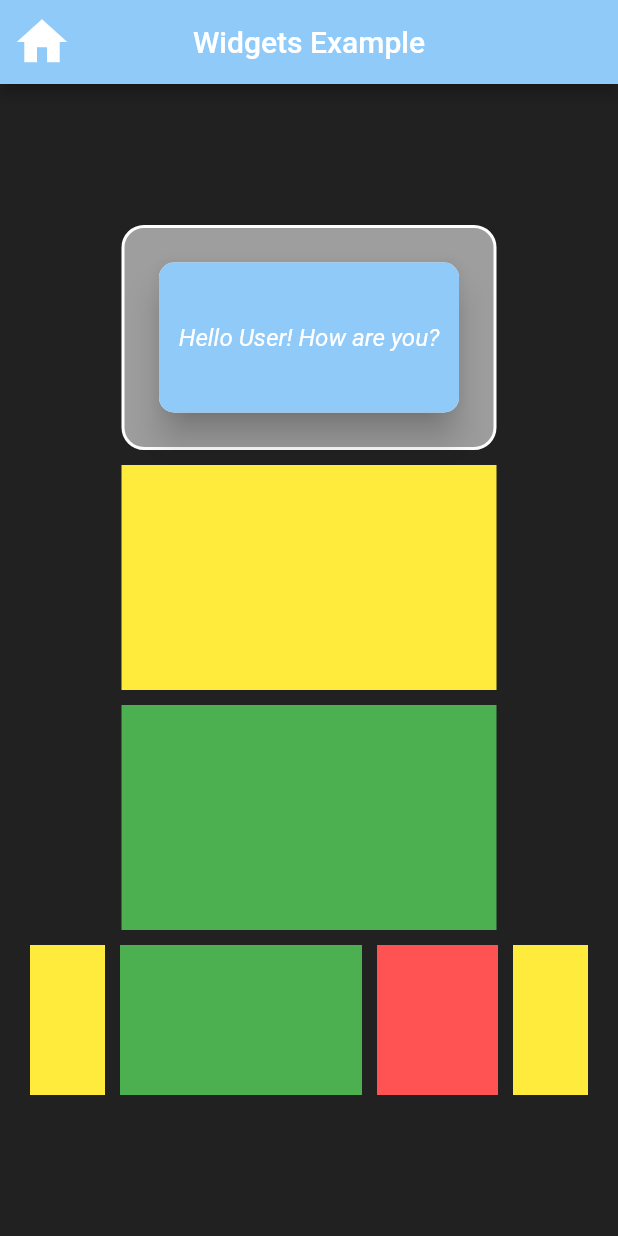
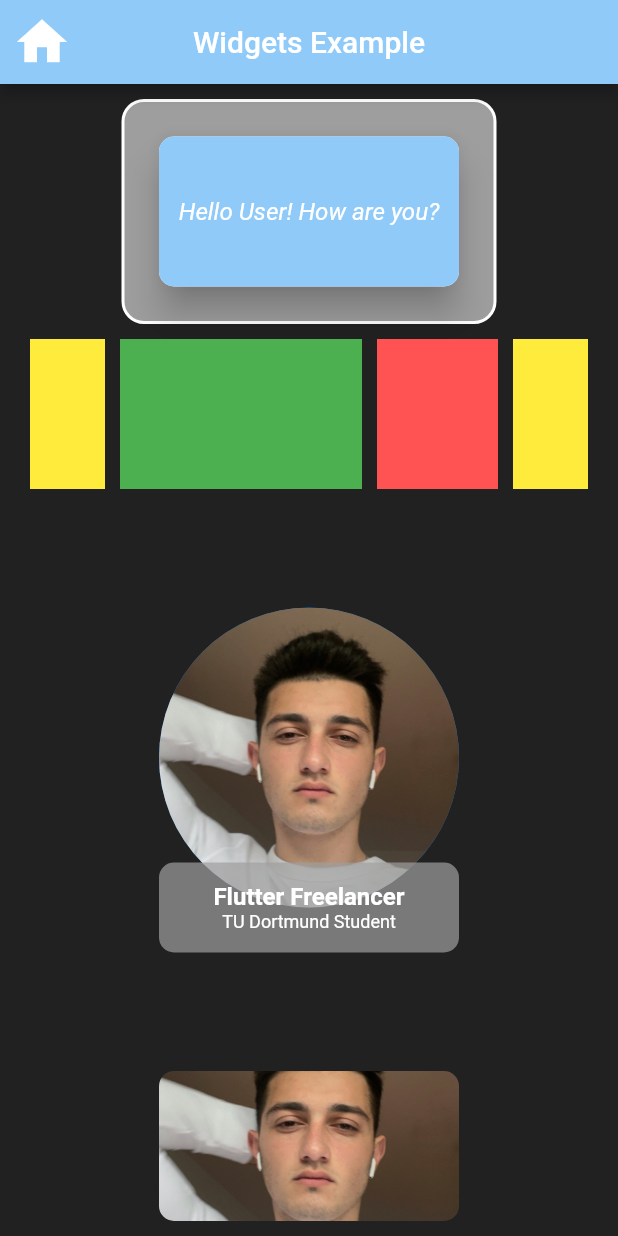
Before and after one commit to dpaguba/dart-flutter, a Flutter app: the screen it shows after launch, on a phone screen of 412 x 824 dp. Run offline on Flutter 3.47's test engine with Material 2 defaults, Android fonts, the light colour scheme and no system bars; Roboto replaces fonts that are missing (Rubik).

Commit message:
learned assets, Images, Stack

```diff
--- /dev/null
+++ b/my_app/lib/presentation/widgets_examples/widgets/profile_picture.dart
@@ -0,0 +1,58 @@
+import 'package:flutter/material.dart';
+import 'package:flutter/src/foundation/key.dart';
+import 'package:flutter/src/widgets/framework.dart';
+
+class ProfilePicture extends StatelessWidget {
+  const ProfilePicture({Key? key}) : super(key: key);
+
+  @override
+  Widget build(BuildContext context) {
+    return Expanded(
+      child: Center(
+        child: Container(
+            height: 230,
+            width: 200,
+            // color: Colors.blue,
+            child: Stack(children: [
+              SizedBox(
+                height: 200,
+                child: CircleAvatar(
+                  radius: 200,
+                  backgroundImage: AssetImage("assets/images/selfie.jpg"),
+                ),
+              ),
+              Align(
+                alignment: Alignment.bottomCenter,
+                child: Container(
+                  height: 60,
+                  width: 200,
+                  decoration: BoxDecoration(
+                    color: Colors.grey.withOpacity(0.7),
+                    borderRadius: BorderRadius.circular(10),
+                  ),
+                  child: Center(
+                      child: Column(
+                    mainAxisAlignment: MainAxisAlignment.center,
+                    children: [
+                      Text(
+                        "Flutter Freelancer",
+                        style: TextStyle(
+                            fontSize: 16,
+                            fontFamily: "Rubik",
+                            color: Colors.white,
+                            fontWeight: FontWeight.bold),
+                      ),
+                      Text("TU Dortmund Student",
+                          style: TextStyle(
+                              fontSize: 12,
+                              fontFamily: "Rubik",
+                              color: Colors.white)),
+                    ],
+                  )),
+                ),
+              )
+            ])),
+      ),
+    );
+  }
+}
--- /dev/null
+++ b/my_app/lib/presentation/widgets_examples/widgets/rectangular_image.dart
@@ -0,0 +1,22 @@
+import 'package:flutter/src/foundation/key.dart';
+import 'package:flutter/src/widgets/framework.dart';
+import 'package:flutter/material.dart';
+
+class RectImage extends StatelessWidget {
+  const RectImage({Key? key}) : super(key: key);
+
+  @override
+  Widget build(BuildContext context) {
+    return Container(
+      width: 200,
+      height: 100,
+      child: ClipRRect(
+        borderRadius: BorderRadius.circular(10),
+        child: Image.asset(
+          "assets/images/selfie.jpg",
+          fit: BoxFit.cover,
+        ),
+      ),
+    );
+  }
+}
--- a/my_app/lib/presentation/widgets_examples/widgets_example_page.dart
+++ b/my_app/lib/presentation/widgets_examples/widgets_example_page.dart
@@ -1,5 +1,7 @@
 import 'package:flutter/material.dart';
 import 'package:my_app/presentation/widgets_examples/widgets/container_text_example.dart';
+import 'package:my_app/presentation/widgets_examples/widgets/profile_picture.dart';
+import 'package:my_app/presentation/widgets_examples/widgets/rectangular_image.dart';
 import 'package:my_app/presentation/widgets_examples/widgets/row_expanded_example.dart';
 
 class WidgetsExamplesPage extends StatelessWidget {
@@ -39,23 +41,15 @@ class WidgetsExamplesPage extends StatelessWidget {
               SizedBox(
                 height: 10,
               ),
-              Container(
-                color: Colors.yellow,
-                width: 250,
-                height: 150,
-              ),
+              RowExpandedExample(),
               SizedBox(
                 height: 10,
               ),
-              Container(
-                color: Colors.green,
-                width: 250,
-                height: 150,
-              ),
+              ProfilePicture(),
               SizedBox(
                 height: 10,
               ),
-              RowExpandedExample(),
+              RectImage(),
             ],
           ),
         ),
--- a/my_app/pubspec.yaml
+++ b/my_app/pubspec.yaml
@@ -58,9 +58,8 @@ flutter:
   uses-material-design: true
 
   # To add assets to your application, add an assets section, like this:
-  # assets:
-  #   - images/a_dot_burr.jpeg
-  #   - images/a_dot_ham.jpeg
+  assets:
+    - assets/images/
 
   # An image asset can refer to one or more resolution-specific "variants", see
   # https://flutter.dev/assets-and-images/#resolution-aware
```
Also changed, not shown: my_app/assets/images/selfie.jpg (added).
